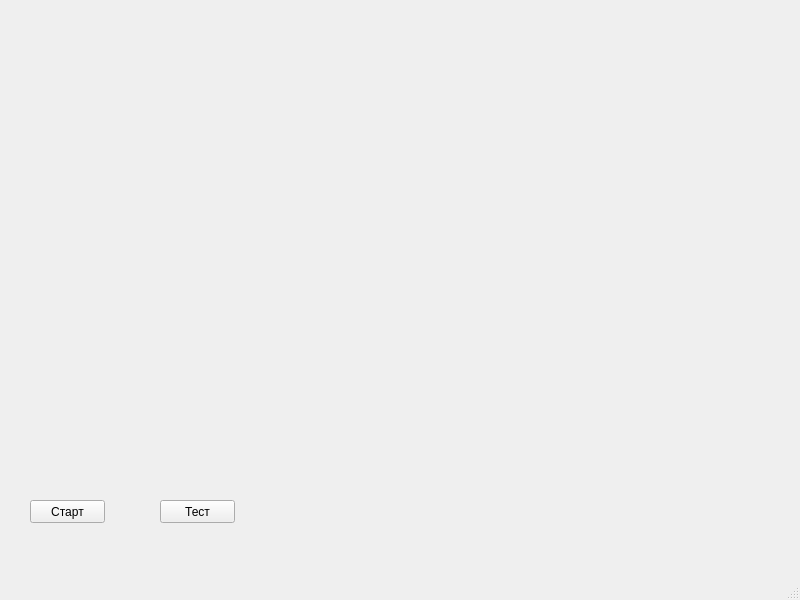
Old version of the form forms/fmModel.ui in the repository nikolnikon/species-rivalry.
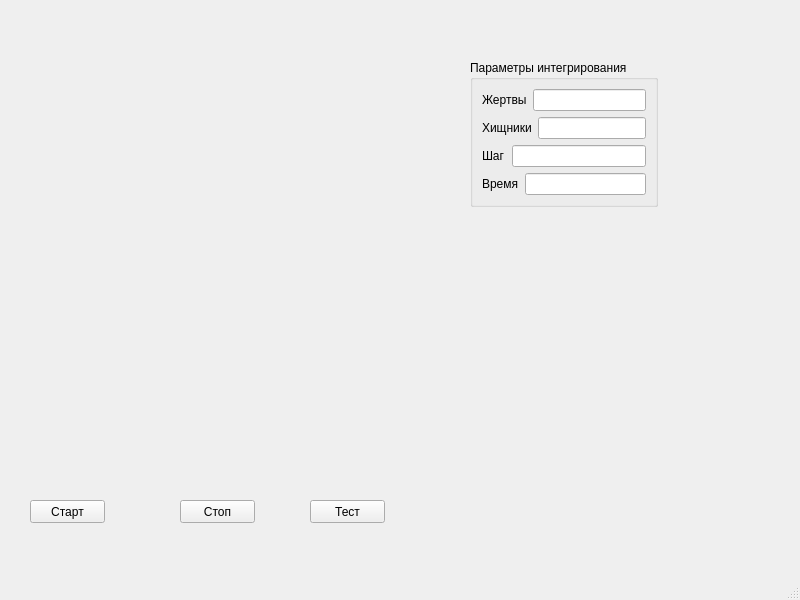
New version of the form.

Diff of the .ui file:
```diff
--- a/forms/fmModel.ui
+++ b/forms/fmModel.ui
@@ -29,7 +29,7 @@
    <widget class="QPushButton" name="qpbTest" >
     <property name="geometry" >
      <rect>
-      <x>160</x>
+      <x>310</x>
       <y>500</y>
       <width>75</width>
       <height>23</height>
@@ -39,6 +39,104 @@
      <string>Тест</string>
     </property>
    </widget>
+   <widget class="QPushButton" name="qpbStop" >
+    <property name="geometry" >
+     <rect>
+      <x>180</x>
+      <y>500</y>
+      <width>75</width>
+      <height>23</height>
+     </rect>
+    </property>
+    <property name="text" >
+     <string>Стоп</string>
+    </property>
+   </widget>
+   <widget class="QGroupBox" name="qgbBox" >
+    <property name="geometry" >
+     <rect>
+      <x>470</x>
+      <y>60</y>
+      <width>208</width>
+      <height>171</height>
+     </rect>
+    </property>
+    <property name="title" >
+     <string>Параметры интегрирования</string>
+    </property>
+    <property name="flat" >
+     <bool>false</bool>
+    </property>
+    <layout class="QVBoxLayout" name="qvlBox" >
+     <property name="sizeConstraint" >
+      <enum>QLayout::SetFixedSize</enum>
+     </property>
+     <item>
+      <layout class="QVBoxLayout" name="qvlParams" >
+       <item>
+        <layout class="QHBoxLayout" name="qhlPrey" >
+         <item>
+          <widget class="QLabel" name="qlbPrey" >
+           <property name="text" >
+            <string>Жертвы</string>
+           </property>
+          </widget>
+         </item>
+         <item>
+          <widget class="QLineEdit" name="qlePrey" />
+         </item>
+        </layout>
+       </item>
+       <item>
+        <layout class="QHBoxLayout" name="qhlPred" >
+         <item>
+          <widget class="QLabel" name="qlbPred" >
+           <property name="text" >
+            <string>Хищники</string>
+           </property>
+          </widget>
+         </item>
+         <item>
+          <widget class="QLineEdit" name="qlePred" />
+         </item>
+        </layout>
+       </item>
+       <item>
+        <layout class="QHBoxLayout" name="qhlStep" >
+         <item>
+          <widget class="QLabel" name="qlbStep" >
+           <property name="text" >
+            <string>Шаг</string>
+           </property>
+          </widget>
+         </item>
+         <item>
+          <widget class="QLineEdit" name="qleStep" />
+         </item>
+        </layout>
+       </item>
+       <item>
+        <layout class="QHBoxLayout" name="qhlTime" >
+         <item>
+          <widget class="QLabel" name="qlbTime" >
+           <property name="text" >
+            <string>Время</string>
+           </property>
+          </widget>
+         </item>
+         <item>
+          <widget class="QLineEdit" name="qleTime" />
+         </item>
+        </layout>
+       </item>
+      </layout>
+     </item>
+    </layout>
+    <zorder>qlePrey</zorder>
+    <zorder>qlePred</zorder>
+    <zorder></zorder>
+    <zorder></zorder>
+   </widget>
   </widget>
   <widget class="QMenuBar" name="menubar" >
    <property name="geometry" >
```
